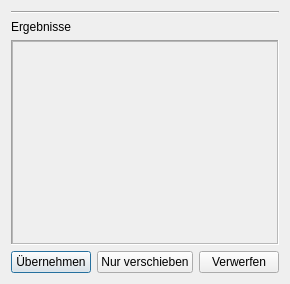
The window that interface/ui/featurepicker.ui (de-bkg/qgis-geocoder) describes before a commit, drawn with Qt 5.
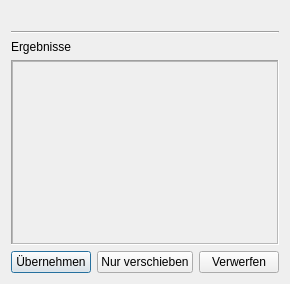
The same window after the commit.

Commit message: show selected field as a label in the dialogs

```diff
--- a/interface/ui/featurepicker.ui
+++ b/interface/ui/featurepicker.ui
@@ -14,6 +14,19 @@
    <string>Ergebnisse inspizieren</string>
   </property>
   <layout class="QVBoxLayout" name="verticalLayout">
+   <item>
+    <widget class="QLabel" name="title_label">
+     <property name="font">
+      <font>
+       <weight>75</weight>
+       <bold>true</bold>
+      </font>
+     </property>
+     <property name="text">
+      <string/>
+     </property>
+    </widget>
+   </item>
    <item>
     <layout class="QVBoxLayout" name="review_layout"/>
    </item>
@@ -63,7 +76,7 @@
            <x>0</x>
            <y>0</y>
            <width>272</width>
-           <height>217</height>
+           <height>201</height>
           </rect>
          </property>
          <layout class="QVBoxLayout" name="verticalLayout_3">
```
The commit also changes 2 other files.
